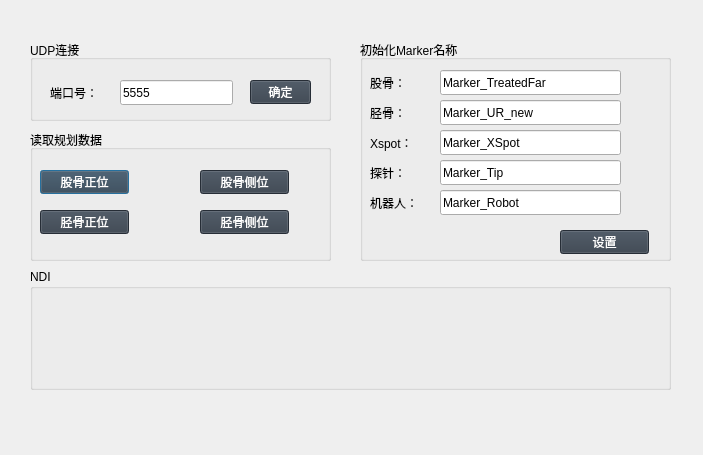
First picture: the form in dialog_setting.ui, repository yb993161947/SCR, before the edit.
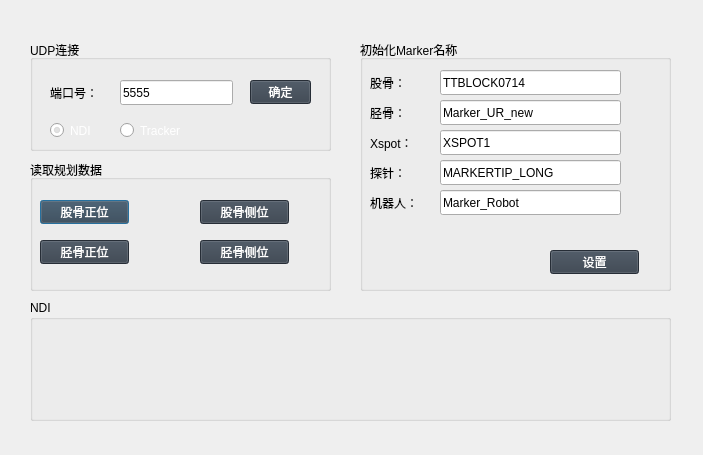
Second picture: the form after the edit. Icons and pictures are not drawn.

Commit message: 添加自制的Xspot导航系统，实现了Marker、Xspot的标定，手动选点。 缺少以下需求： 1）两个Marker策略 2）NDI与tracker的转换，marker名，Xspot 3）marker重新标定 4）修改ini注册marker 5）图片保存功能

Patch:
```diff
--- a/dialog_setting.ui
+++ b/dialog_setting.ui
@@ -19,13 +19,15 @@
     color: white;
 	background-color: rgb(53, 63, 75);
 }
-</string>
+QRadioButton{
+    color: white;
+}</string>
   </property>
   <widget class="QGroupBox" name="groupBox_Data">
    <property name="geometry">
     <rect>
      <x>30</x>
-     <y>130</y>
+     <y>160</y>
      <width>301</width>
      <height>131</height>
     </rect>
@@ -92,7 +94,7 @@
      <x>30</x>
      <y>40</y>
      <width>301</width>
-     <height>81</height>
+     <height>111</height>
     </rect>
    </property>
    <property name="title">
@@ -137,6 +139,35 @@
      <string>端口号：</string>
     </property>
    </widget>
+   <widget class="QRadioButton" name="radioButton_TypeofNDI">
+    <property name="geometry">
+     <rect>
+      <x>20</x>
+      <y>80</y>
+      <width>51</width>
+      <height>21</height>
+     </rect>
+    </property>
+    <property name="text">
+     <string>NDI</string>
+    </property>
+    <property name="checked">
+     <bool>true</bool>
+    </property>
+   </widget>
+   <widget class="QRadioButton" name="radioButton_TypeofTracker">
+    <property name="geometry">
+     <rect>
+      <x>90</x>
+      <y>80</y>
+      <width>117</width>
+      <height>21</height>
+     </rect>
+    </property>
+    <property name="text">
+     <string>Tracker</string>
+    </property>
+   </widget>
   </widget>
   <widget class="QGroupBox" name="groupBox">
    <property name="geometry">
@@ -144,7 +175,7 @@
      <x>360</x>
      <y>40</y>
      <width>311</width>
-     <height>221</height>
+     <height>251</height>
     </rect>
    </property>
    <property name="title">
@@ -173,7 +204,7 @@
      </rect>
     </property>
     <property name="text">
-     <string>Marker_TreatedFar</string>
+     <string>TTBLOCK0714</string>
     </property>
    </widget>
    <widget class="QLineEdit" name="lineEdi_NameTibia">
@@ -212,7 +243,7 @@
      </rect>
     </property>
     <property name="text">
-     <string>Marker_XSpot</string>
+     <string>XSPOT1</string>
     </property>
    </widget>
    <widget class="QLabel" name="label_port_4">
@@ -238,7 +269,7 @@
      </rect>
     </property>
     <property name="text">
-     <string>Marker_Tip</string>
+     <string>MARKERTIP_LONG</string>
     </property>
    </widget>
    <widget class="QLabel" name="label_port_5">
@@ -257,8 +288,8 @@
    <widget class="QPushButton" name="pushButton_InitMarker">
     <property name="geometry">
      <rect>
-      <x>200</x>
-      <y>190</y>
+      <x>190</x>
+      <y>210</y>
       <width>89</width>
       <height>24</height>
      </rect>
@@ -298,7 +329,7 @@
    <property name="geometry">
     <rect>
      <x>30</x>
-     <y>269</y>
+     <y>300</y>
      <width>641</width>
      <height>121</height>
     </rect>
@@ -306,85 +337,67 @@
    <property name="title">
     <string>NDI</string>
    </property>
-   <widget class="QLabel" name="label_Tip">
+   <widget class="QWidget" name="layoutWidget">
     <property name="geometry">
      <rect>
-      <x>30</x>
-      <y>40</y>
-      <width>100</width>
-      <height>70</height>
+      <x>20</x>
+      <y>30</y>
+      <width>601</width>
+      <height>91</height>
      </rect>
     </property>
-    <property name="styleSheet">
-     <string notr="true">border-image: url(:/Resources/tip_disable.png);</string>
-    </property>
-    <property name="text">
-     <string/>
-    </property>
-   </widget>
-   <widget class="QLabel" name="label_Xspot">
-    <property name="geometry">
-     <rect>
-      <x>150</x>
-      <y>40</y>
-      <width>100</width>
-      <height>70</height>
-     </rect>
-    </property>
-    <property name="styleSheet">
-     <string notr="true">border-image: url(:/Resources/XSpot_disable.png);</string>
-    </property>
-    <property name="text">
-     <string/>
-    </property>
-   </widget>
-   <widget class="QLabel" name="label_Robot">
-    <property name="geometry">
-     <rect>
-      <x>270</x>
-      <y>40</y>
-      <width>100</width>
-      <height>70</height>
-     </rect>
-    </property>
-    <property name="styleSheet">
-     <string notr="true">border-image: url(:/Resources/ur_robot_disable.png);</string>
-    </property>
-    <property name="text">
-     <string/>
-    </property>
-   </widget>
-   <widget class="QLabel" name="label_Femur">
-    <property name="geometry">
-     <rect>
-      <x>390</x>
-      <y>40</y>
-      <width>101</width>
-      <height>71</height>
-     </rect>
-    </property>
-    <property name="styleSheet">
-     <string notr="true">border-image: url(:/Resources/resource/Femur_disable.png);</string>
-    </property>
-    <property name="text">
-     <string/>
-    </property>
-   </widget>
-   <widget class="QLabel" name="label_Tibia">
-    <property name="geometry">
-     <rect>
-      <x>510</x>
-      <y>40</y>
-      <width>101</width>
-      <height>71</height>
-     </rect>
-    </property>
-    <property name="styleSheet">
-     <string notr="true">border-image: url(:/Resources/resource/Tibia_disable.png);</string>
-    </property>
-    <property name="text">
-     <string/>
-    </property>
+    <layout class="QGridLayout" name="gridLayout">
+     <item row="0" column="0">
+      <widget class="QLabel" name="label_Femur">
+       <property name="styleSheet">
+        <string notr="true">border-image: url(:/Resources/resource/Femur_disable.png);</string>
+       </property>
+       <property name="text">
+        <string/>
+       </property>
+      </widget>
+     </item>
+     <item row="0" column="1">
+      <widget class="QLabel" name="label_Tibia">
+       <property name="styleSheet">
+        <string notr="true">border-image: url(:/Resources/resource/Tibia_disable.png);</string>
+       </property>
+       <property name="text">
+        <string/>
+       </property>
+      </widget>
+     </item>
+     <item row="0" column="2">
+      <widget class="QLabel" name="label_Xspot">
+       <property name="styleSheet">
+        <string notr="true">border-image: url(:/Resources/XSpot_disable.png);</string>
+       </property>
+       <property name="text">
+        <string/>
+       </property>
+      </widget>
+     </item>
+     <item row="0" column="3">
+      <widget class="QLabel" name="label_Tip">
+       <property name="styleSheet">
+        <string notr="true">border-image: url(:/Resources/tip_disable.png);</string>
+       </property>
+       <property name="text">
+        <string/>
+       </property>
+      </widget>
+     </item>
+     <item row="0" column="4">
+      <widget class="QLabel" name="label_Robot">
+       <property name="styleSheet">
+        <string notr="true">border-image: url(:/Resources/ur_robot_disable.png);</string>
+       </property>
+       <property name="text">
+        <string/>
+       </property>
+      </widget>
+     </item>
+    </layout>
    </widget>
   </widget>
  </widget>
```
The commit also changes 261 other files.
